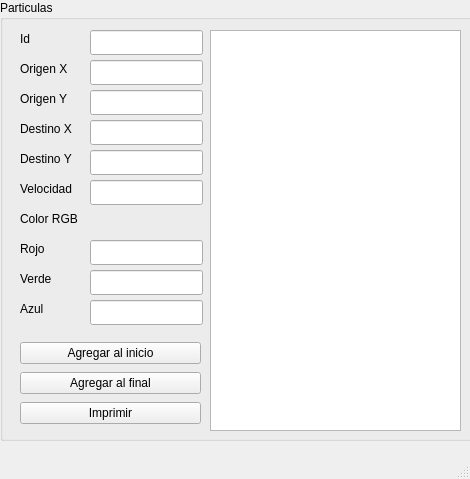
Above: particulas.ui from erickborquez/Seminario-de-Algortimia---Particulas before the change. Below: the same form after it.
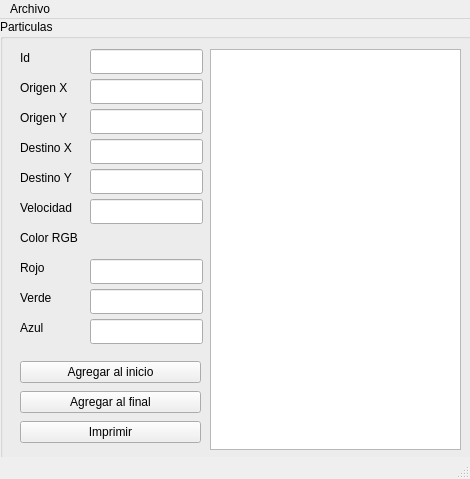
That is the form after the change.

```diff
--- a/particulas.ui
+++ b/particulas.ui
@@ -303,6 +303,14 @@
      <height>22</height>
     </rect>
    </property>
+   <widget class="QMenu" name="menuArchivo">
+    <property name="title">
+     <string>Archivo</string>
+    </property>
+    <addaction name="actionAbrir"/>
+    <addaction name="actionGuardar"/>
+   </widget>
+   <addaction name="menuArchivo"/>
   </widget>
   <widget class="QStatusBar" name="statusbar"/>
  </widget>
```
Left out of the diff: 16 changed lines with no effect on the pictures.
